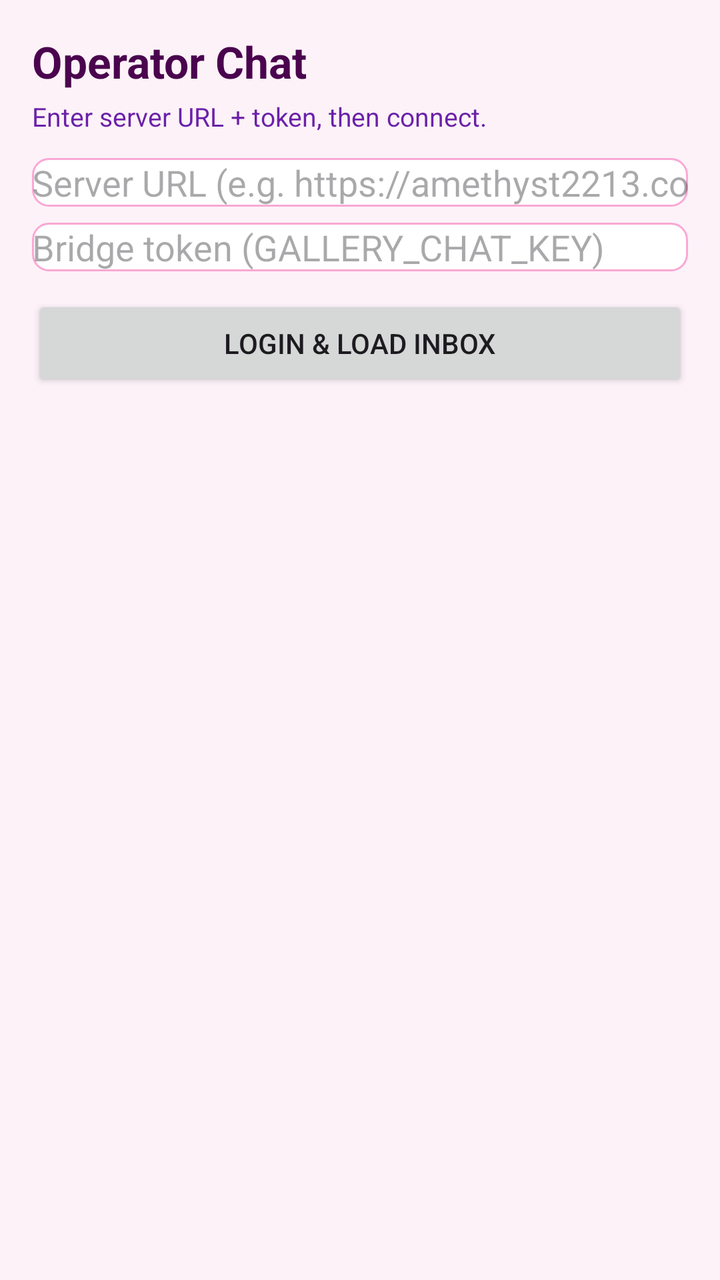
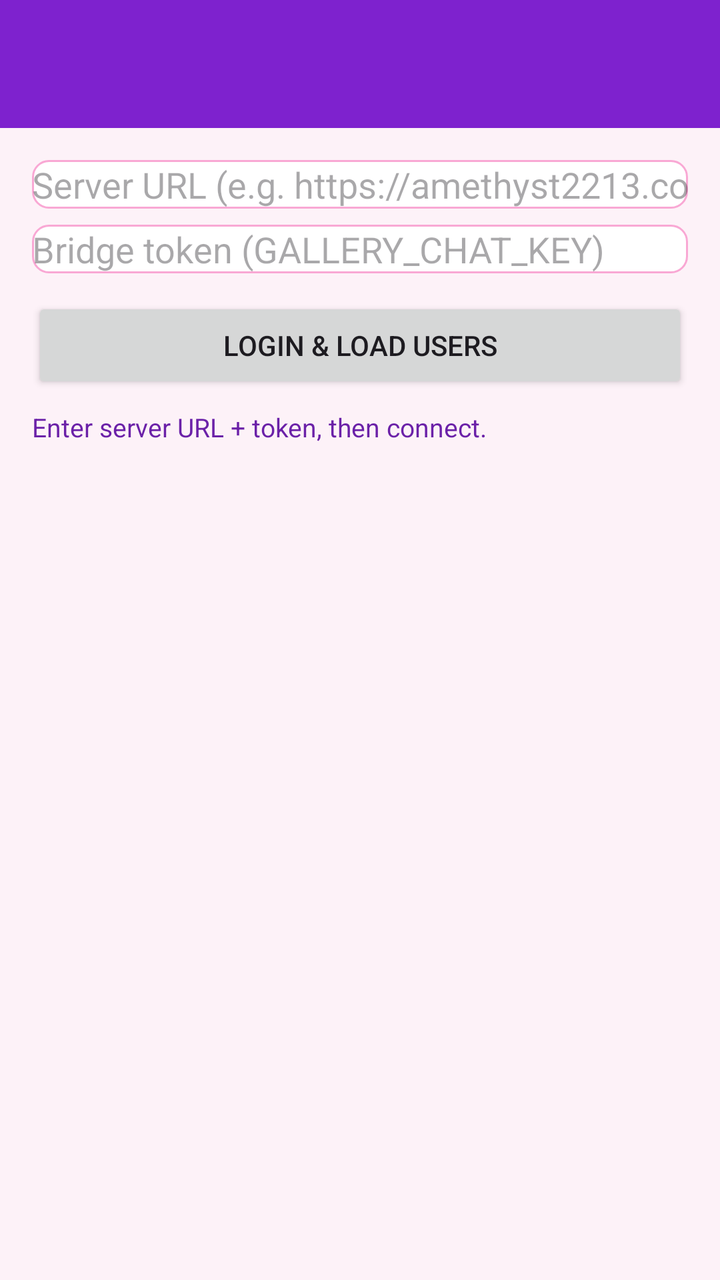

An Android layout rendered at two revisions. The XML below is the earlier revision; the diff shows what the commit changed to produce the second picture.
<!-- AndroidManifest.xml: application theme Theme.OperatorChat -->
<!-- res/layout/activity_main.xml -->
<?xml version="1.0" encoding="utf-8"?>
<LinearLayout xmlns:android="http://schemas.android.com/apk/res/android"
    android:layout_width="match_parent"
    android:layout_height="match_parent"
    android:orientation="vertical"
    android:background="#FDF2F8"
    android:padding="16dp">

    <TextView
        android:layout_width="wrap_content"
        android:layout_height="wrap_content"
        android:text="Operator Chat"
        android:textSize="22sp"
        android:textStyle="bold"
        android:textColor="#4A044E" />

    <TextView
        android:id="@+id/status_label"
        android:layout_width="match_parent"
        android:layout_height="wrap_content"
        android:layout_marginTop="4dp"
        android:text="Enter server URL + token, then connect."
        android:textSize="13sp"
        android:textColor="#6B21A8" />

    <EditText
        android:id="@+id/url_input"
        android:layout_width="match_parent"
        android:layout_height="wrap_content"
        android:layout_marginTop="12dp"
        android:hint="Server URL (e.g. https://amethyst2213.com/gallery)"
        android:inputType="textUri"
        android:background="@drawable/input_bg" />

    <EditText
        android:id="@+id/token_input"
        android:layout_width="match_parent"
        android:layout_height="wrap_content"
        android:layout_marginTop="8dp"
        android:hint="Bridge token (GALLERY_CHAT_KEY)"
        android:inputType="textPassword"
        android:background="@drawable/input_bg" />

    <Button
        android:id="@+id/connect_button"
        android:layout_width="match_parent"
        android:layout_height="wrap_content"
        android:layout_marginTop="12dp"
        android:text="Login &amp; load inbox" />

    <ProgressBar
        android:id="@+id/loading_bar"
        android:layout_width="wrap_content"
        android:layout_height="wrap_content"
        android:layout_gravity="center_horizontal"
        android:layout_marginTop="12dp"
        android:visibility="gone" />

    <TextView
        android:id="@+id/empty_label"
        android:layout_width="match_parent"
        android:layout_height="wrap_content"
        android:layout_marginTop="16dp"
        android:padding="20dp"
        android:gravity="center"
        android:text="No conversations yet."
        android:visibility="gone"
        android:textColor="#6B21A8" />

    <androidx.recyclerview.widget.RecyclerView
        android:id="@+id/inbox_recycler"
        android:layout_width="match_parent"
        android:layout_height="0dp"
        android:layout_weight="1"
        android:layout_marginTop="12dp"
        android:clipToPadding="false"
        android:paddingBottom="16dp" />
</LinearLayout>
<!-- resources referenced by this layout -->
<resources>
  <!-- drawable input_bg (drawable) -->
  <?xml version="1.0" encoding="utf-8"?>
  <shape xmlns:android="http://schemas.android.com/apk/res/android"
      android:shape="rectangle">
      <solid android:color="#FFFFFF" />
      <corners android:radius="8dp" />
      <stroke android:width="1dp" android:color="#F9A8D4" />
  </shape>
  <style name="Theme.OperatorChat" parent="Theme.Material3.DayNight.NoActionBar">
          <item name="colorPrimary">@color/purple</item>
          <item name="colorOnPrimary">@color/white</item>
      </style>
  <color name="purple">#9333EA</color>
  <color name="white">#FFFFFF</color>
</resources>

<!-- the commit's change to res/layout/activity_main.xml (unified diff, before → after) -->
@@ -3,67 +3,70 @@
     android:layout_width="match_parent"
     android:layout_height="match_parent"
     android:orientation="vertical"
-    android:background="#FDF2F8"
-    android:padding="16dp">
+    android:background="#FDF2F8">
 
-    <TextView
-        android:layout_width="wrap_content"
-        android:layout_height="wrap_content"
-        android:text="Operator Chat"
-        android:textSize="22sp"
-        android:textStyle="bold"
-        android:textColor="#4A044E" />
+    <androidx.appcompat.widget.Toolbar
+        android:id="@+id/toolbar"
+        android:layout_width="match_parent"
+        android:layout_height="?attr/actionBarSize"
+        android:background="#7E22CE"
+        android:titleTextColor="#FFFFFF" />
 
-    <TextView
-        android:id="@+id/status_label"
+    <LinearLayout
         android:layout_width="match_parent"
         android:layout_height="wrap_content"
-        android:layout_marginTop="4dp"
-        android:text="Enter server URL + token, then connect."
-        android:textSize="13sp"
-        android:textColor="#6B21A8" />
+        android:orientation="vertical"
+        android:padding="16dp">
 
-    <EditText
-        android:id="@+id/url_input"
-        android:layout_width="match_parent"
-        android:layout_height="wrap_content"
-        android:layout_marginTop="12dp"
-        android:hint="Server URL (e.g. https://amethyst2213.com/gallery)"
-        android:inputType="textUri"
-        android:background="@drawable/input_bg" />
+        <EditText
+            android:id="@+id/url_input"
+            android:layout_width="match_parent"
+            android:layout_height="wrap_content"
+            android:hint="Server URL (e.g. https://amethyst2213.com/gallery)"
+            android:inputType="textUri"
+            android:background="@drawable/input_bg" />
 
-    <EditText
-        android:id="@+id/token_input"
-        android:layout_width="match_parent"
-        android:layout_height="wrap_content"
-        android:layout_marginTop="8dp"
-        android:hint="Bridge token (GALLERY_CHAT_KEY)"
-        android:inputType="textPassword"
-        android:background="@drawable/input_bg" />
+        <EditText
+            android:id="@+id/token_input"
+            android:layout_width="match_parent"
+            android:layout_height="wrap_content"
+            android:layout_marginTop="8dp"
+            android:hint="Bridge token (GALLERY_CHAT_KEY)"
+            android:inputType="textPassword"
+            android:background="@drawable/input_bg" />
 
-    <Button
-        android:id="@+id/connect_button"
-        android:layout_width="match_parent"
-        android:layout_height="wrap_content"
-        android:layout_marginTop="12dp"
-        android:text="Login &amp; load inbox" />
+        <Button
+            android:id="@+id/connect_button"
+            android:layout_width="match_parent"
+            android:layout_height="wrap_content"
+            android:layout_marginTop="12dp"
+            android:text="Login &amp; load users" />
 
-    <ProgressBar
-        android:id="@+id/loading_bar"
-        android:layout_width="wrap_content"
-        android:layout_height="wrap_content"
-        android:layout_gravity="center_horizontal"
-        android:layout_marginTop="12dp"
-        android:visibility="gone" />
+        <TextView
+            android:id="@+id/status_label"
+            android:layout_width="match_parent"
+            android:layout_height="wrap_content"
+            android:layout_marginTop="8dp"
+            android:text="Enter server URL + token, then connect."
+            android:textSize="13sp"
+            android:textColor="#6B21A8" />
+
+        <ProgressBar
+            android:id="@+id/loading_bar"
+            android:layout_width="wrap_content"
+            android:layout_height="wrap_content"
+            android:layout_gravity="center_horizontal"
+            android:layout_marginTop="8dp"
+            android:visibility="gone" />
+    </LinearLayout>
 
     <TextView
         android:id="@+id/empty_label"
         android:layout_width="match_parent"
         android:layout_height="wrap_content"
-        android:layout_marginTop="16dp"
         android:padding="20dp"
         android:gravity="center"
-        android:text="No conversations yet."
+        android:text="No new messages."
         android:visibility="gone"
         android:textColor="#6B21A8" />
 
@@ -72,7 +75,8 @@
         android:layout_width="match_parent"
         android:layout_height="0dp"
         android:layout_weight="1"
-        android:layout_marginTop="12dp"
         android:clipToPadding="false"
+        android:paddingLeft="12dp"
+        android:paddingRight="12dp"
         android:paddingBottom="16dp" />
 </LinearLayout>
